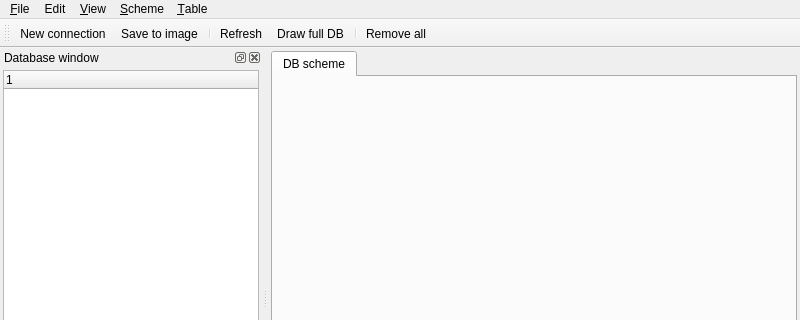
First picture: the form in src/gui/ui/MainWindow.ui, repository Ascent-Group/visual-db, before the edit; both pictures show x 0 to 800 and y 0 to 320 of the 800 by 600 pixel window.
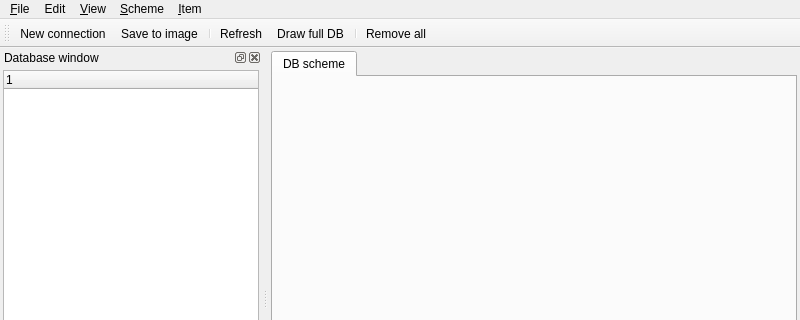
Second picture: the form after the edit. Icons and pictures are not drawn. Custom widgets are drawn as their Qt base class.

What changed in the file:
```diff
--- a/src/gui/ui/MainWindow.ui
+++ b/src/gui/ui/MainWindow.ui
@@ -86,7 +86,7 @@
      <x>0</x>
      <y>0</y>
      <width>800</width>
-     <height>26</height>
+     <height>25</height>
     </rect>
    </property>
    <widget class="QMenu" name="mFileMenu">
@@ -140,7 +140,7 @@
    </widget>
    <widget class="QMenu" name="mTableMenu">
     <property name="title">
-     <string>&amp;Table</string>
+     <string>&amp;Item</string>
     </property>
     <addaction name="mDeleteTableAction"/>
     <addaction name="mShowFieldsTypesAction"/>
```
Left out of the diff: 10 changed lines with no effect on the pictures.
